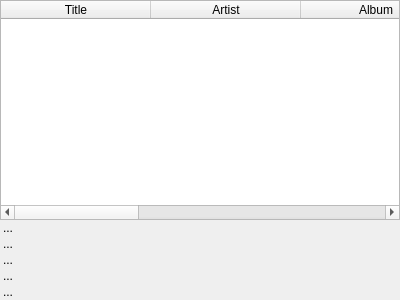
Qt form babetable.ui (milohr/babe-qt) before a commit.
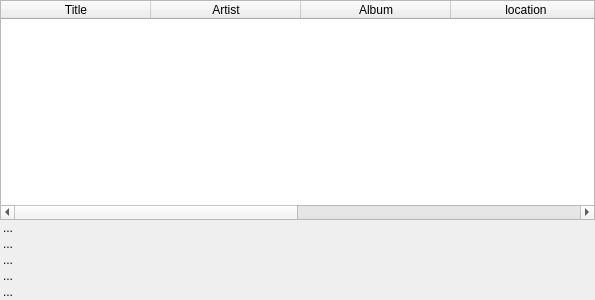
The same form after that commit. Icons and pictures are not drawn.

```diff
--- a/babetable.ui
+++ b/babetable.ui
@@ -6,10 +6,16 @@
    <rect>
     <x>0</x>
     <y>0</y>
-    <width>400</width>
+    <width>595</width>
     <height>300</height>
    </rect>
   </property>
+  <property name="sizePolicy">
+   <sizepolicy hsizetype="Expanding" vsizetype="Expanding">
+    <horstretch>0</horstretch>
+    <verstretch>0</verstretch>
+   </sizepolicy>
+  </property>
   <property name="windowTitle">
    <string>Form</string>
   </property>
```
